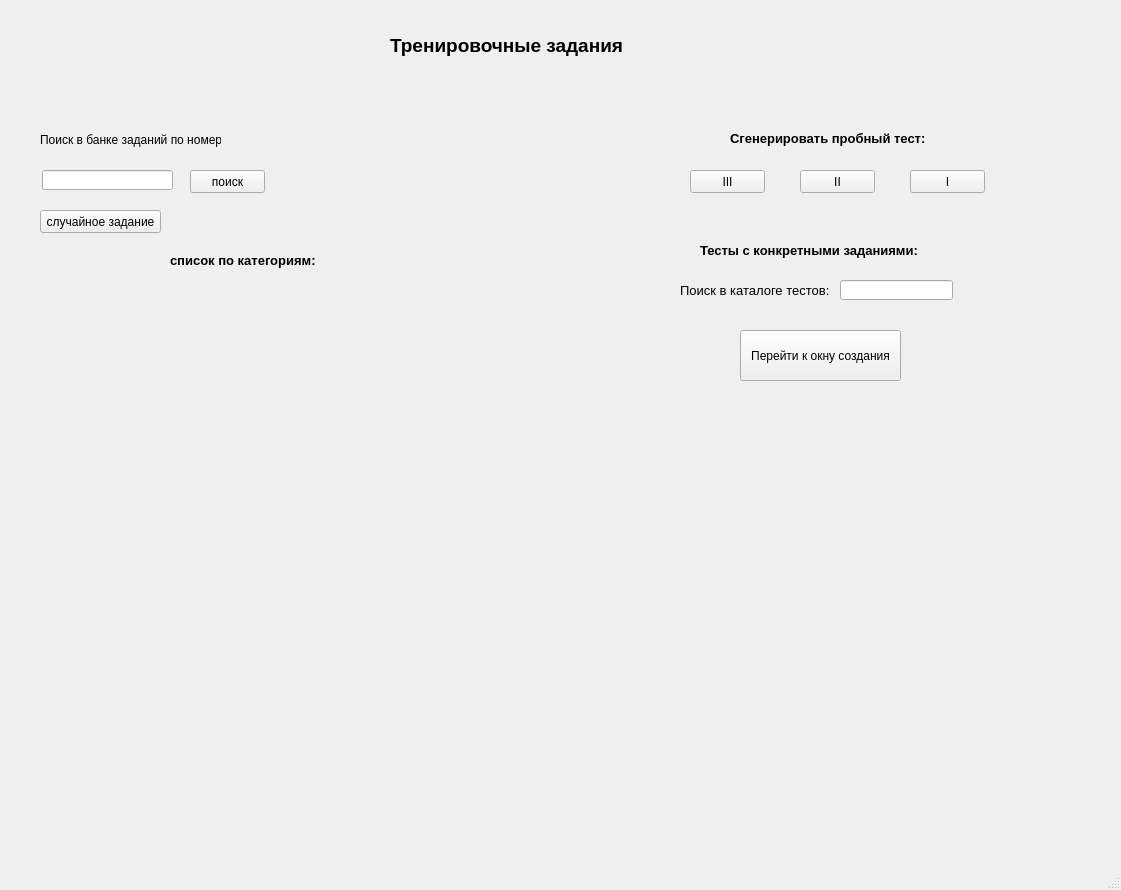
Above: mainwindow.ui from mrsalute39/PyQT5-project before the change. Below: the same form after it.
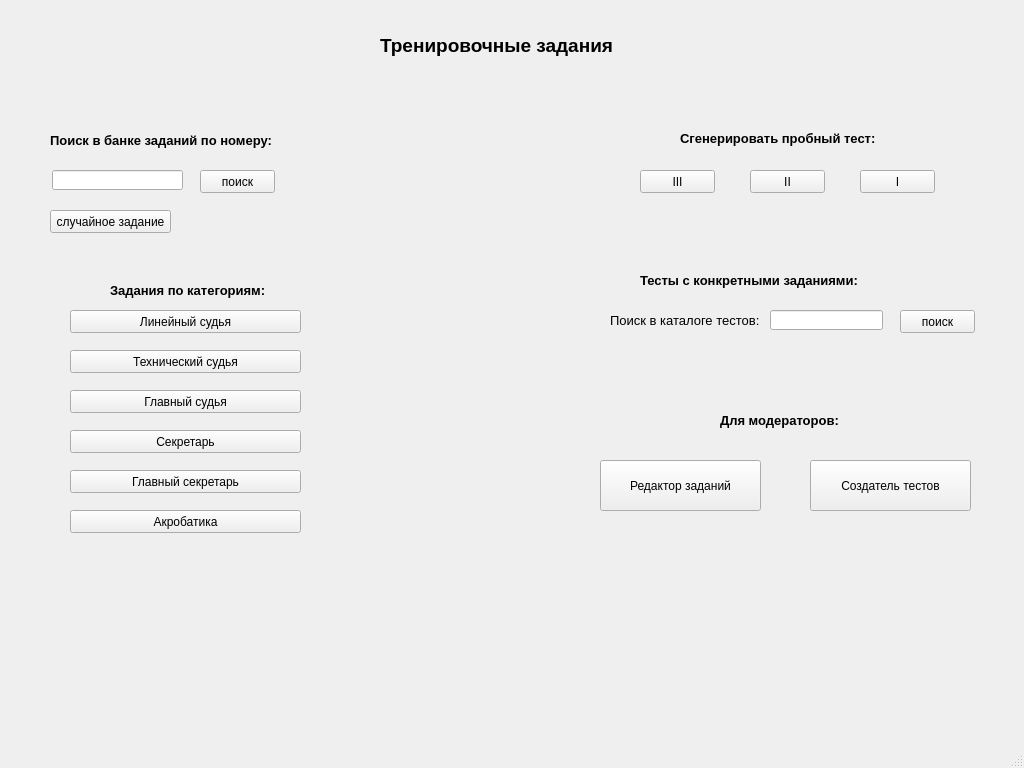
That is the form after the change.

Commit message: Версия 1.0 --------------------------------------------------------------------------- Добавлено: Редактор заданий и тестов, задания по категориям, пробный экзамен проверка на модерацию. --------------------------------------------------------------------------- .exe файл присутствует в свой папке requirements.txt лежит в корневой паке проекта

The edit to the form file:
```diff
--- a/mainwindow.ui
+++ b/mainwindow.ui
@@ -6,10 +6,22 @@
    <rect>
     <x>0</x>
     <y>0</y>
-    <width>1121</width>
-    <height>890</height>
+    <width>1024</width>
+    <height>768</height>
    </rect>
   </property>
+  <property name="minimumSize">
+   <size>
+    <width>1024</width>
+    <height>768</height>
+   </size>
+  </property>
+  <property name="maximumSize">
+   <size>
+    <width>1024</width>
+    <height>768</height>
+   </size>
+  </property>
   <property name="windowTitle">
    <string>MainWindow</string>
   </property>
@@ -17,9 +29,9 @@
    <widget class="QLabel" name="label">
     <property name="geometry">
      <rect>
-      <x>390</x>
+      <x>380</x>
       <y>10</y>
-      <width>271</width>
+      <width>251</width>
       <height>71</height>
      </rect>
     </property>
@@ -37,7 +49,7 @@
    <widget class="QLineEdit" name="searchEdit">
     <property name="geometry">
      <rect>
-      <x>42</x>
+      <x>52</x>
       <y>170</y>
       <width>131</width>
       <height>20</height>
@@ -47,7 +59,7 @@
    <widget class="QPushButton" name="searchButton">
     <property name="geometry">
      <rect>
-      <x>190</x>
+      <x>200</x>
       <y>170</y>
       <width>75</width>
       <height>23</height>
@@ -60,12 +72,19 @@
    <widget class="QLabel" name="label_2">
     <property name="geometry">
      <rect>
-      <x>40</x>
+      <x>50</x>
       <y>130</y>
-      <width>181</width>
+      <width>241</width>
       <height>20</height>
      </rect>
     </property>
+    <property name="font">
+     <font>
+      <pointsize>10</pointsize>
+      <weight>75</weight>
+      <bold>true</bold>
+     </font>
+    </property>
     <property name="text">
      <string>Поиск в банке заданий по номеру:</string>
     </property>
@@ -73,7 +92,7 @@
    <widget class="QPushButton" name="RandomTaskButton">
     <property name="geometry">
      <rect>
-      <x>40</x>
+      <x>50</x>
       <y>210</y>
       <width>121</width>
       <height>23</height>
@@ -86,8 +105,8 @@
    <widget class="QLabel" name="label_3">
     <property name="geometry">
      <rect>
-      <x>170</x>
-      <y>250</y>
+      <x>110</x>
+      <y>280</y>
       <width>161</width>
       <height>20</height>
      </rect>
@@ -100,13 +119,13 @@
      </font>
     </property>
     <property name="text">
-     <string>список по категориям:</string>
+     <string>Задания по категориям:</string>
     </property>
    </widget>
    <widget class="QLabel" name="label_18">
     <property name="geometry">
      <rect>
-      <x>730</x>
+      <x>680</x>
       <y>130</y>
       <width>211</width>
       <height>16</height>
@@ -126,7 +145,7 @@
    <widget class="QPushButton" name="firstCategoryButton">
     <property name="geometry">
      <rect>
-      <x>910</x>
+      <x>860</x>
       <y>170</y>
       <width>75</width>
       <height>23</height>
@@ -142,7 +161,7 @@
    <widget class="QPushButton" name="secondCategoryButton">
     <property name="geometry">
      <rect>
-      <x>800</x>
+      <x>750</x>
       <y>170</y>
       <width>75</width>
       <height>23</height>
@@ -158,7 +177,7 @@
    <widget class="QPushButton" name="thirdCategoryButton">
     <property name="geometry">
      <rect>
-      <x>690</x>
+      <x>640</x>
       <y>170</y>
       <width>75</width>
       <height>23</height>
@@ -174,8 +193,8 @@
    <widget class="QLabel" name="label_19">
     <property name="geometry">
      <rect>
-      <x>700</x>
-      <y>240</y>
+      <x>640</x>
+      <y>270</y>
       <width>331</width>
       <height>20</height>
      </rect>
@@ -194,8 +213,8 @@
    <widget class="QLineEdit" name="lineEdit_2">
     <property name="geometry">
      <rect>
-      <x>840</x>
-      <y>280</y>
+      <x>770</x>
+      <y>310</y>
       <width>113</width>
       <height>20</height>
      </rect>
@@ -204,8 +223,8 @@
    <widget class="QLabel" name="label_20">
     <property name="geometry">
      <rect>
-      <x>680</x>
-      <y>280</y>
+      <x>610</x>
+      <y>310</y>
       <width>151</width>
       <height>20</height>
      </rect>
@@ -222,14 +241,156 @@
    <widget class="QPushButton" name="pushButton_7">
     <property name="geometry">
      <rect>
-      <x>740</x>
-      <y>330</y>
+      <x>600</x>
+      <y>460</y>
       <width>161</width>
       <height>51</height>
      </rect>
     </property>
     <property name="text">
-     <string>Перейти к окну создания</string>
+     <string>Редактор заданий</string>
+    </property>
+   </widget>
+   <widget class="QPushButton" name="searchButton_2">
+    <property name="geometry">
+     <rect>
+      <x>900</x>
+      <y>310</y>
+      <width>75</width>
+      <height>23</height>
+     </rect>
+    </property>
+    <property name="text">
+     <string>поиск</string>
+    </property>
+   </widget>
+   <widget class="QPushButton" name="category_1">
+    <property name="geometry">
+     <rect>
+      <x>70</x>
+      <y>310</y>
+      <width>231</width>
+      <height>23</height>
+     </rect>
+    </property>
+    <property name="text">
+     <string>Линейный судья</string>
+    </property>
+    <attribute name="buttonGroup">
+     <string notr="true">tasksgroup</string>
+    </attribute>
+   </widget>
+   <widget class="QPushButton" name="category_2">
+    <property name="geometry">
+     <rect>
+      <x>70</x>
+      <y>350</y>
+      <width>231</width>
+      <height>23</height>
+     </rect>
+    </property>
+    <property name="text">
+     <string>Технический судья</string>
+    </property>
+    <attribute name="buttonGroup">
+     <string notr="true">tasksgroup</string>
+    </attribute>
+   </widget>
+   <widget class="QPushButton" name="category_3">
+    <property name="geometry">
+     <rect>
+      <x>70</x>
+      <y>390</y>
+      <width>231</width>
+      <height>23</height>
+     </rect>
+    </property>
+    <property name="text">
+     <string>Главный судья</string>
+    </property>
+    <attribute name="buttonGroup">
+     <string notr="true">tasksgroup</string>
+    </attribute>
+   </widget>
+   <widget class="QPushButton" name="category_4">
+    <property name="geometry">
+     <rect>
+      <x>70</x>
+      <y>430</y>
+      <width>231</width>
+      <height>23</height>
+     </rect>
+    </property>
+    <property name="text">
+     <string>Секретарь</string>
+    </property>
+    <attribute name="buttonGroup">
+     <string notr="true">tasksgroup</string>
+    </attribute>
+   </widget>
+   <widget class="QPushButton" name="category_5">
+    <property name="geometry">
+     <rect>
+      <x>70</x>
+      <y>470</y>
+      <width>231</width>
+      <height>23</height>
+     </rect>
+    </property>
+    <property name="text">
+     <string>Главный секретарь</string>
+    </property>
+    <attribute name="buttonGroup">
+     <string notr="true">tasksgroup</string>
+    </attribute>
+   </widget>
+   <widget class="QPushButton" name="category_6">
+    <property name="geometry">
+     <rect>
+      <x>70</x>
+      <y>510</y>
+      <width>231</width>
+      <height>23</height>
+     </rect>
+    </property>
+    <property name="text">
+     <string>Акробатика</string>
+    </property>
+    <attribute name="buttonGroup">
+     <string notr="true">tasksgroup</string>
+    </attribute>
+   </widget>
+   <widget class="QPushButton" name="testCreatorButton">
+    <property name="geometry">
+     <rect>
+      <x>810</x>
+      <y>460</y>
+      <width>161</width>
+      <height>51</height>
+     </rect>
+    </property>
+    <property name="text">
+     <string>Создатель тестов</string>
+    </property>
+   </widget>
+   <widget class="QLabel" name="label_21">
+    <property name="geometry">
+     <rect>
+      <x>720</x>
+      <y>410</y>
+      <width>131</width>
+      <height>20</height>
+     </rect>
+    </property>
+    <property name="font">
+     <font>
+      <pointsize>10</pointsize>
+      <weight>75</weight>
+      <bold>true</bold>
+     </font>
+    </property>
+    <property name="text">
+     <string>Для модераторов:</string>
     </property>
    </widget>
   </widget>
@@ -243,7 +404,15 @@
     </rect>
    </property>
   </widget>
-  <widget class="QStatusBar" name="statusbar"/>
+  <widget class="QStatusBar" name="statusbar">
+   <property name="font">
+    <font>
+     <pointsize>18</pointsize>
+     <weight>75</weight>
+     <bold>true</bold>
+    </font>
+   </property>
+  </widget>
  </widget>
  <resources/>
  <connections/>
```
Left out of the diff: 7 changed lines with no effect on the pictures. The commit also changes 195 other files.
